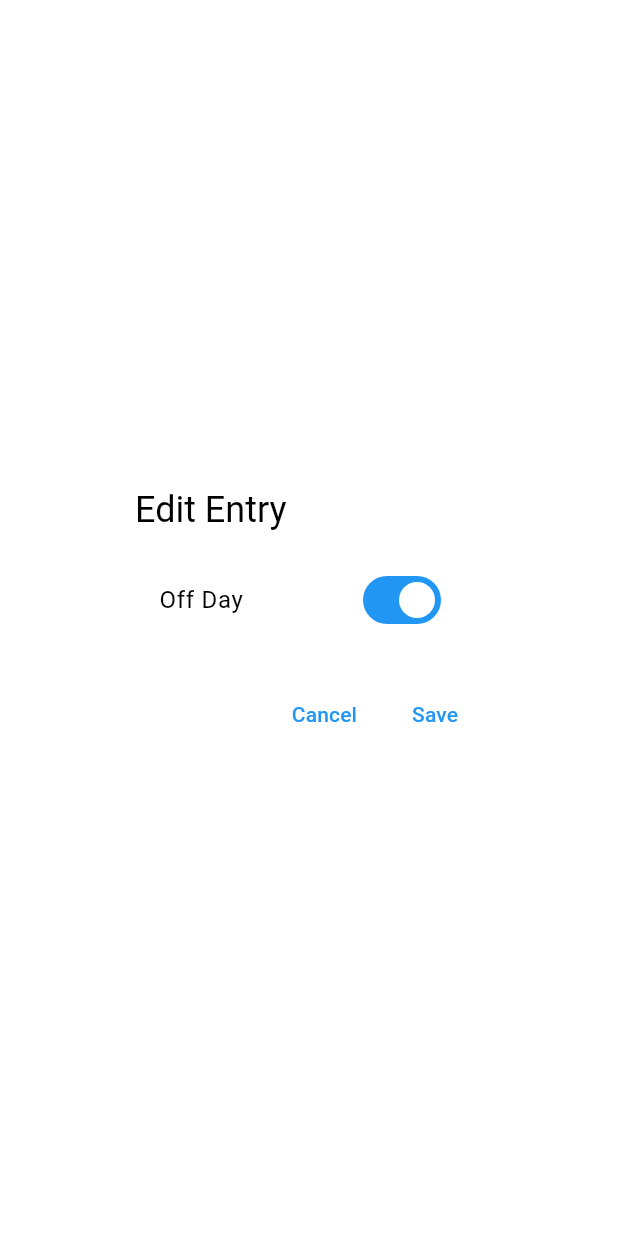
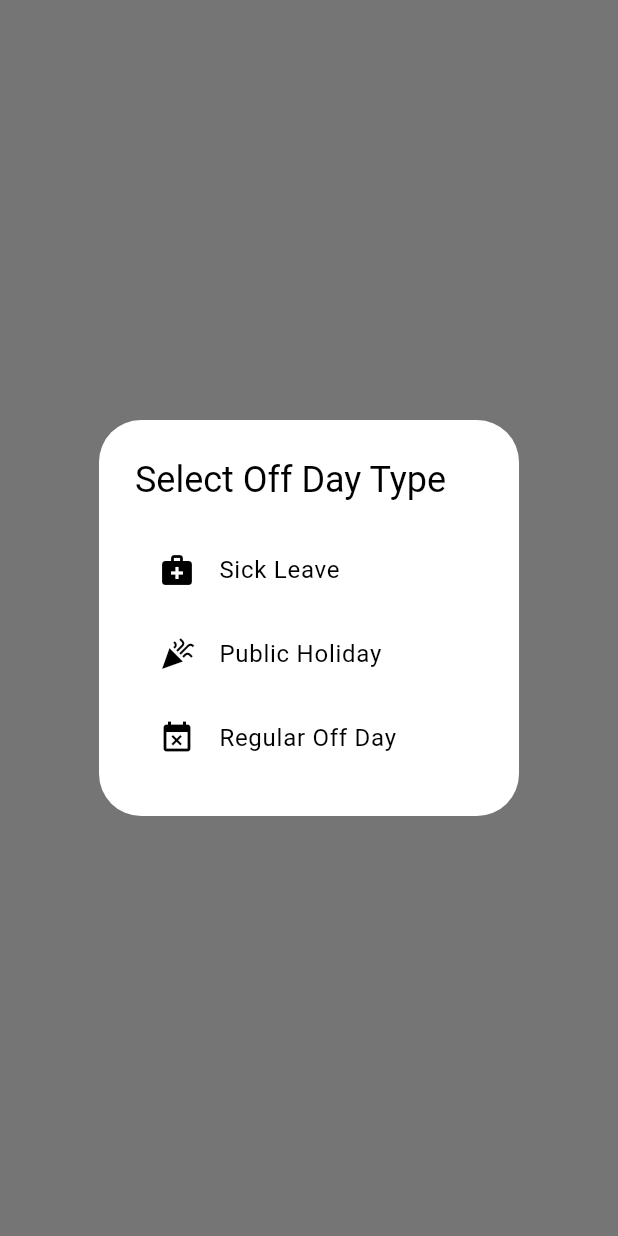
Before and after one commit to Fadhel-almubarak-bh/work_hours, a Flutter app: the _EditEntryDialog widget shown alone on an empty page, opened directly with empty values, after a tap on "Off Day", on a phone screen of 412 x 824 dp. Run offline on Flutter 3.47's test engine with Material 3 defaults, Android fonts, the light colour scheme and no system bars; our stand-ins replace file_picker, flutter_local_notifications, hive, hive_flutter, permission_handler, timezone; missing offline and left inert: excel, home_widget; accounts and stored records are empty.

Commit message:
off days description added. java code cleaned

```diff
--- a/lib/history.dart
+++ b/lib/history.dart
@@ -115,6 +115,7 @@ class _HistoryPageState extends State<HistoryPage> {
     DateTime? clockInTime;
     DateTime? clockOutTime;
     bool isOffDay = entry['offDay'] ?? false;
+    String? offDayDescription = entry['description'] as String?;
 
     if (entry['in'] != null) {
       clockInTime = DateTime.parse(entry['in']);
@@ -130,12 +131,13 @@ class _HistoryPageState extends State<HistoryPage> {
         clockInTime: clockInTime,
         clockOutTime: clockOutTime,
         isOffDay: isOffDay,
+        offDayDescription: offDayDescription,
       ),
     );
 
     if (result != null) {
       if (result['isOffDay']) {
-        await HiveDb.markOffDay(DateFormat('yyyy-MM-dd').parse(key));
+        await HiveDb.markOffDay(DateFormat('yyyy-MM-dd').parse(key), description: result['description']);
       } else {
         if (result['clockInTime'] != null) {
           await HiveDb.clockIn(result['clockInTime']);
@@ -254,6 +256,7 @@ class _HistoryPageState extends State<HistoryPage> {
                     final clockOutStr = data['out'] as String?;
                     final duration = data['duration'] as num?;
                     final isOffDay = data['offDay'] as bool? ?? false;
+                    final offDayDescription = data['description'] as String?;
 
                     DateTime? clockInTime;
                     DateTime? clockOutTime;
@@ -274,14 +277,17 @@ class _HistoryPageState extends State<HistoryPage> {
                       subtitle: Column(
                         crossAxisAlignment: CrossAxisAlignment.start,
                         children: [
-                          if (isOffDay)
-                            Text('Off Day',
+                          if (isOffDay) ...[
+                            Text(
+                              offDayDescription ?? 'Off Day',
                               style: Theme.of(context).textTheme.bodyMedium?.copyWith(
                                 fontWeight: FontWeight.bold,
                                 color: context.customColors.offDay,
                               ),
-                            )
-                          else ...[
+                            ),
+                            if (duration != null)
+                              Text('Duration: ${duration.toInt() ~/ 60}h ${duration.toInt() % 60}m'),
+                          ] else ...[
                             if (clockInTime != null)
                               Text('Clock In: ${DateFormat.Hm().format(clockInTime)}'),
                             if (clockOutTime != null)
@@ -325,6 +331,7 @@ class _EditEntryDialog extends StatefulWidget {
   final DateTime? clockInTime;
   final DateTime? clockOutTime;
   final bool isOffDay;
+  final String? offDayDescription;
 
   const _EditEntryDialog({
     super.key,
@@ -332,6 +339,7 @@ class _EditEntryDialog extends StatefulWidget {
     this.clockInTime,
     this.clockOutTime,
     required this.isOffDay,
+    this.offDayDescription,
   });
 
   @override
@@ -342,6 +350,7 @@ class _EditEntryDialogState extends State<_EditEntryDialog> {
   late DateTime? _clockInTime;
   late DateTime? _clockOutTime;
   late bool _isOffDay;
+  String? _offDayDescription;
 
   @override
   void initState() {
@@ -349,6 +358,7 @@ class _EditEntryDialogState extends State<_EditEntryDialog> {
     _clockInTime = widget.clockInTime;
     _clockOutTime = widget.clockOutTime;
     _isOffDay = widget.isOffDay;
+    _offDayDescription = widget.offDayDescription;
   }
 
   Future<void> _pickDateTime(bool isClockIn) async {
@@ -395,6 +405,41 @@ class _EditEntryDialogState extends State<_EditEntryDialog> {
     });
   }
 
+  Future<void> _selectOffDayType() async {
+    final description = await showDialog<String>(
+      context: context,
+      builder: (context) => AlertDialog(
+        title: const Text('Select Off Day Type'),
+        content: Column(
+          mainAxisSize: MainAxisSize.min,
+          children: [
+            ListTile(
+              leading: const Icon(Icons.medical_services),
+              title: const Text('Sick Leave'),
+              onTap: () => Navigator.pop(context, 'Sick Leave'),
+            ),
+            ListTile(
+              leading: const Icon(Icons.celebration),
+              title: const Text('Public Holiday'),
+              onTap: () => Navigator.pop(context, 'Public Holiday'),
+            ),
+            ListTile(
+              leading: const Icon(Icons.event_busy),
+              title: const Text('Regular Off Day'),
+              onTap: () => Navigator.pop(context, 'Regular Off Day'),
+            ),
+          ],
+        ),
+      ),
+    );
+
+    if (description != null) {
+      setState(() {
+        _offDayDescription = description;
+      });
+    }
+  }
+
   @override
   Widget build(BuildContext context) {
     return AlertDialog(
@@ -408,6 +453,12 @@ class _EditEntryDialogState extends State<_EditEntryDialog> {
             onChanged: (value) {
               setState(() {
                 _isOffDay = value;
+                if (value && _offDayDescription == null) {
+                  _selectOffDayType();
+                }
+                if (!value) {
+                  _offDayDescription = null;
+                }
                 if (value) {
                   _clockInTime = null;
                   _clockOutTime = null;
@@ -415,6 +466,13 @@ class _EditEntryDialogState extends State<_EditEntryDialog> {
               });
             },
           ),
+          if (_isOffDay)
+            ListTile(
+              title: const Text('Off Day Type'),
+              subtitle: Text(_offDayDescription ?? 'Not set'),
+              trailing: const Icon(Icons.edit),
+              onTap: _selectOffDayType,
+            ),
           if (!_isOffDay) ...[
             ListTile(
               title: const Text('Clock In'),
@@ -447,6 +505,7 @@ class _EditEntryDialogState extends State<_EditEntryDialog> {
                 'clockInTime': _clockInTime,
                 'clockOutTime': _clockOutTime,
                 'isOffDay': _isOffDay,
+                'description': _offDayDescription,
               });
             }
           },
--- a/lib/home.dart
+++ b/lib/home.dart
@@ -198,11 +198,40 @@ class _HomePageState extends State<HomePage>
       return;
     }
 
-    await HiveDb.markOffDay(usedTime);
+    // Show dialog to select off day type
+    final description = await showDialog<String>(
+      context: context,
+      builder: (context) => AlertDialog(
+        title: const Text('Select Off Day Type'),
+        content: Column(
+          mainAxisSize: MainAxisSize.min,
+          children: [
+            ListTile(
+              leading: const Icon(Icons.medical_services),
+              title: const Text('Sick Leave'),
+              onTap: () => Navigator.pop(context, 'Sick Leave'),
+            ),
+            ListTile(
+              leading: const Icon(Icons.celebration),
+              title: const Text('Public Holiday'),
+              onTap: () => Navigator.pop(context, 'Public Holiday'),
+            ),
+            ListTile(
+              leading: const Icon(Icons.event_busy),
+              title: const Text('Regular Off Day'),
+              onTap: () => Navigator.pop(context, 'Regular Off Day'),
+            ),
+          ],
+        ),
+      ),
+    );
+
+    if (description != null && mounted) {
+      await HiveDb.markOffDay(usedTime, description: description);
 
       ScaffoldMessenger.of(context).showSnackBar(
         SnackBar(
-        content: Text('Off day marked with 8 hours for $dateKey'),
+          content: Text('$description marked with 8 hours for $dateKey'),
           backgroundColor: Colors.blue,
         ),
       );
@@ -210,6 +239,7 @@ class _HomePageState extends State<HomePage>
       setState(() {
         selectedDateTime = null;
       });
+    }
   }
 
   @override
```
Also changed, not shown: lib/hive_db.dart (+57 -12 lines), 1 other file. Lines whose indentation alone changed are shown as unchanged.
